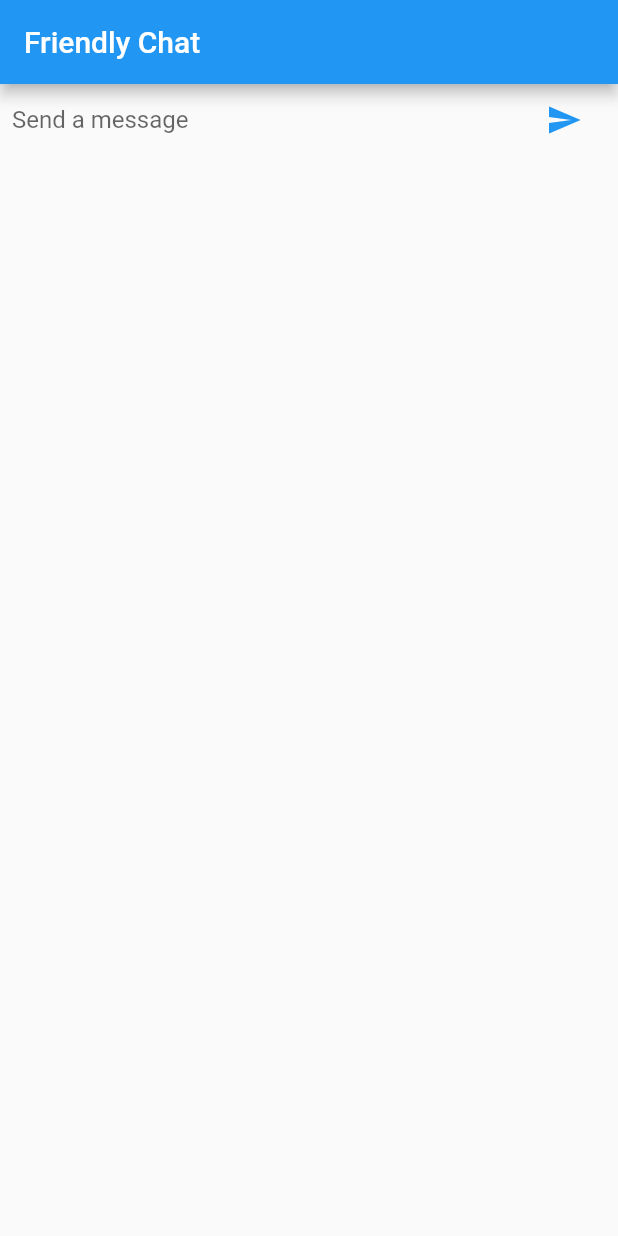
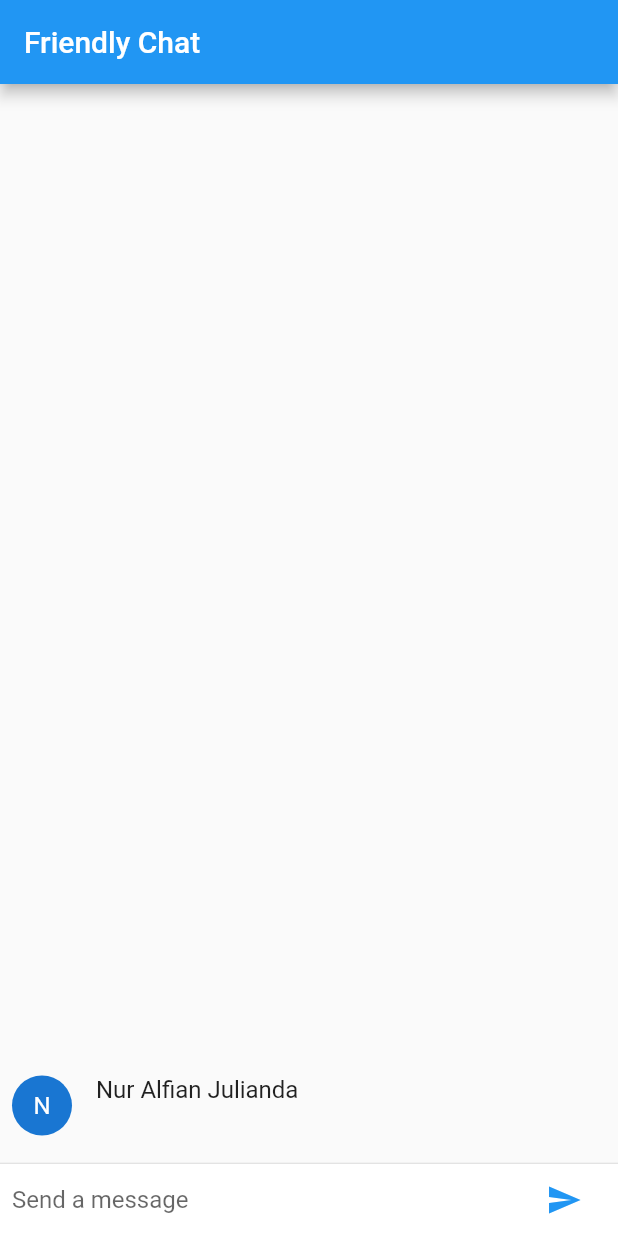
Before and after one commit to nalfian/Friendly-Chat-Flutter, a Flutter app: the screen it shows after launch, after a tap on the "send" icon, on a phone screen of 412 x 824 dp. Run offline on Flutter 3.47's test engine with Material 2 defaults, Android fonts, the phone set to English and light mode, and no system bars.

```diff
--- a/lib/main.dart
+++ b/lib/main.dart
@@ -22,6 +22,7 @@ class ChatScreen extends StatefulWidget {
 }
 
 class ChatScreenState extends State<ChatScreen> {
+  final List<ChatMessage> _messages = <ChatMessage>[];
   final _textController = TextEditingController();
 
   Widget _buildTextComposer() {
@@ -52,6 +53,10 @@ class ChatScreenState extends State<ChatScreen> {
 
   void _handleSubmitted(String text) {
     _textController.clear();
+    ChatMessage message = ChatMessage(text);
+    setState(() {
+      _messages.insert(0, message);
+    });
   }
 
   @override
@@ -60,7 +65,64 @@ class ChatScreenState extends State<ChatScreen> {
       appBar: AppBar(
         title: Text("Friendly Chat"),
       ),
-      body: _buildTextComposer(),
+      body: Column(
+        children: <Widget>[
+          Flexible(
+            child: ListView.builder(
+              padding: EdgeInsets.all(8.0),
+              reverse: true,
+              itemBuilder: (_, int index) => _messages[index],
+              itemCount: _messages.length,
+            ),
+          ),
+          Divider(height: 1.0),
+          Container(
+            decoration: BoxDecoration(
+              color: Theme.of(context).cardColor
+            ),
+            child: _buildTextComposer(),
+          )
+        ],
+      ),
     );
   }
 }
+
+const String _name = "Nur Alfian Julianda";
+
+class ChatMessage extends StatelessWidget {
+  ChatMessage(this.text);
+
+  final String text;
+
+  @override
+  Widget build(BuildContext context) {
+    return Container(
+      margin: const EdgeInsets.symmetric(vertical: 10.0),
+      child: Row(
+        crossAxisAlignment: CrossAxisAlignment.start,
+        children: <Widget>[
+          Container(
+            margin: EdgeInsets.only(right: 16.0),
+            child: CircleAvatar(
+              child: Text(_name[0]),
+            ),
+          ),
+          Column(
+            crossAxisAlignment: CrossAxisAlignment.start,
+            children: <Widget>[
+              Text(
+                _name,
+                style: Theme.of(context).textTheme.subhead,
+              ),
+              Container(
+                margin: const EdgeInsets.only(top: 5.0),
+                child: Text(text),
+              )
+            ],
+          )
+        ],
+      ),
+    );
+  }
+}
```
